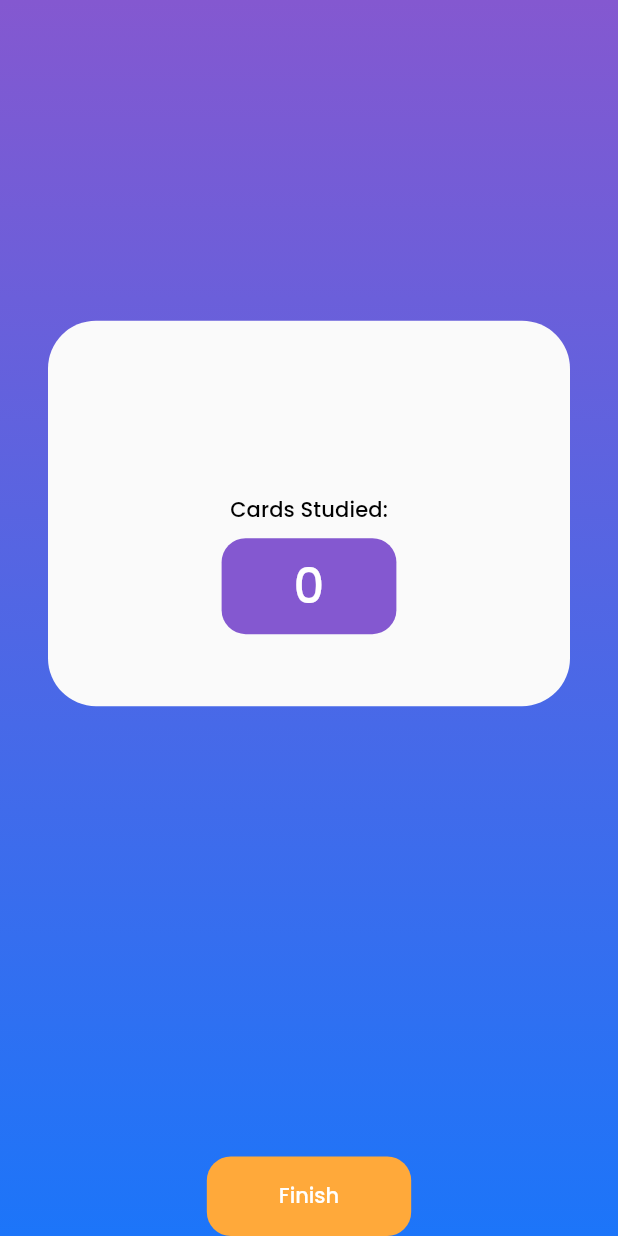
After one commit to wojtekoziol/flash, a Flutter app: the FinishedView screen opened directly, on a phone screen of 412 x 824 dp. The commit adds this screen. Run offline on Flutter 3.47's test engine with Material 2 defaults, Android fonts, the phone set to English and light mode, and no system bars; our stand-ins replace bloc, flutter_bloc, flutter_hooks, freezed_annotation, get_it, googleapis_auth and 3 more; missing offline and left inert: googleapis; accounts and stored records are empty; generated files the repository leaves out were written again; key blocks and very long unbroken strings in the code were emptied for the run.

Commit message:
Add proper finish screen

```diff
--- a/lib/data/models/deck.dart
+++ b/lib/data/models/deck.dart
@@ -11,6 +11,7 @@ class Deck with _$Deck {
     required String title,
     required String user,
     required List<Flashcard> flashcards,
+    required int defaultFlashcardsLength,
   }) = _Deck;
 
   factory Deck.fromJson(Map<String, Object?> json) => _$DeckFromJson(json);
--- a/lib/data/repository/gdrive_repo.dart
+++ b/lib/data/repository/gdrive_repo.dart
@@ -86,6 +86,7 @@ class GDriveRepo {
       title: title,
       user: user,
       flashcards: flashcards,
+      defaultFlashcardsLength: flashcards.length,
     );
     return deck;
   }
--- /dev/null
+++ b/lib/view/flashcards/view/finished_view.dart
@@ -0,0 +1,120 @@
+import 'package:flash/config/constants.dart';
+import 'package:flash/data/bloc/flashcards/flashcards_cubit.dart';
+import 'package:flutter/material.dart';
+import 'package:flutter_bloc/flutter_bloc.dart';
+
+class FinishedView extends StatelessWidget {
+  const FinishedView({super.key});
+
+  @override
+  Widget build(BuildContext context) {
+    final theme = Theme.of(context);
+
+    return Scaffold(
+      body: DecoratedBox(
+        decoration: BoxDecoration(
+          gradient: LinearGradient(
+            colors: [theme.colorScheme.secondary, theme.colorScheme.primary],
+            begin: Alignment.topCenter,
+            end: Alignment.bottomCenter,
+          ),
+        ),
+        child: SafeArea(
+          child: Stack(
+            children: [
+              Align(
+                alignment: const Alignment(0, -0.5),
+                child: Column(
+                  mainAxisSize: MainAxisSize.min,
+                  children: [
+                    BlocBuilder<FlashcardsCubit, FlashcardsState>(
+                      builder: (context, state) {
+                        return Text(
+                          state.deck.category,
+                          style: theme.textTheme.headline3,
+                        );
+                      },
+                    ),
+                    const SizedBox(height: kPaddingXL),
+                    Padding(
+                      padding: const EdgeInsets.symmetric(
+                        horizontal: kPaddingL,
+                      ),
+                      child: Container(
+                        width: double.infinity,
+                        decoration: BoxDecoration(
+                          color: theme.scaffoldBackgroundColor,
+                          borderRadius: BorderRadius.circular(kPaddingL),
+                        ),
+                        child: Padding(
+                          padding: const EdgeInsets.symmetric(
+                            horizontal: kPaddingL,
+                            vertical: kPaddingXL,
+                          ),
+                          child: BlocBuilder<FlashcardsCubit, FlashcardsState>(
+                            builder: (context, state) {
+                              return Column(
+                                children: [
+                                  Text(
+                                    state.deck.title,
+                                    style: theme.textTheme.headline5,
+                                    textAlign: TextAlign.center,
+                                  ),
+                                  const SizedBox(height: kPaddingL),
+                                  Text(
+                                    'Cards Studied:',
+                                    style: theme.textTheme.subtitle2,
+                                  ),
+                                  const SizedBox(height: kPaddingS),
+                                  Container(
+                                    decoration: BoxDecoration(
+                                      color: theme.colorScheme.secondary,
+                                      borderRadius:
+                                          BorderRadius.circular(kPaddingM),
+                                    ),
+                                    padding: const EdgeInsets.symmetric(
+                                      vertical: kPaddingS,
+                                      horizontal: kPaddingXL,
+                                    ),
+                                    child: Text(
+                                      '${state.deck.defaultFlashcardsLength}',
+                                      style: theme.textTheme.headline3,
+                                    ),
+                                  ),
+                                ],
+                              );
+                            },
+                          ),
+                        ),
+                      ),
+                    ),
+                  ],
+                ),
+              ),
+              Align(
+                alignment: Alignment.bottomCenter,
+                child: GestureDetector(
+                  onTap: Navigator.of(context).pop,
+                  child: Container(
+                    decoration: BoxDecoration(
+                      color: theme.floatingActionButtonTheme.backgroundColor,
+                      borderRadius: BorderRadius.circular(kPaddingM),
+                    ),
+                    padding: const EdgeInsets.symmetric(
+                      vertical: kPaddingM,
+                      horizontal: kPaddingXL,
+                    ),
+                    child: Text(
+                      'Finish',
+                      style: theme.textTheme.bodyText2,
+                    ),
+                  ),
+                ),
+              )
+            ],
+          ),
+        ),
+      ),
+    );
+  }
+}
```
Also changed, not shown: lib/view/flashcards/flashcards_view.dart (+4 -77 lines), lib/view/flashcards/view/card_view.dart (added, +59 -0 lines), 1 other file.
